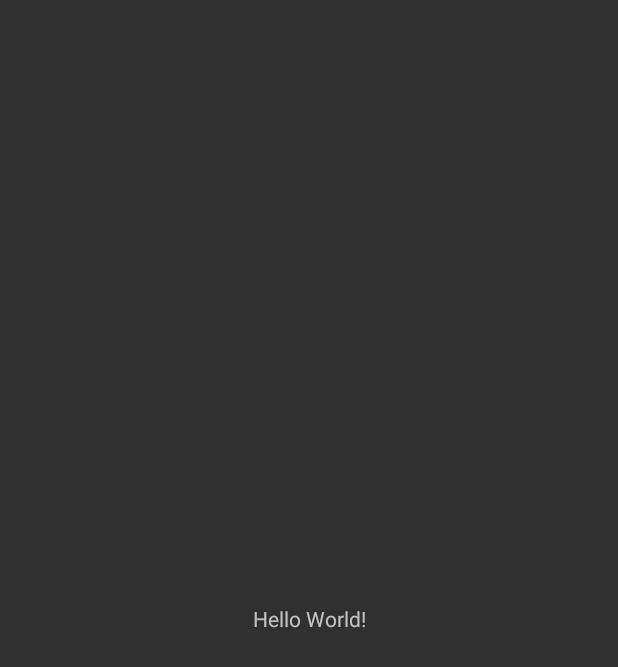
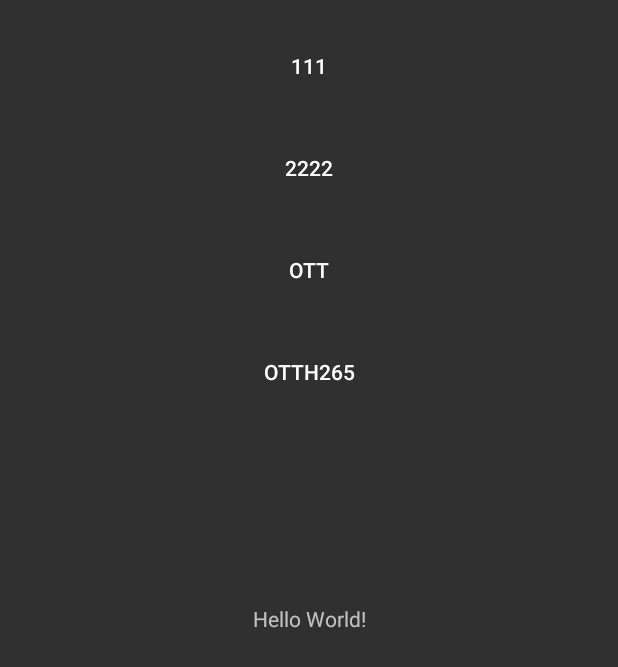
Before and after one commit to blantian/LJJLogger, an Android app: the screen it shows after launch (MainActivity), on a phone screen of 412 x 824 dp. Before the commit the part shown is almost empty. Shown: the top 667 px of the screen. Run offline under Robolectric (Android 15) with nearby library versions, the phone set to English and light mode, and no system bars.

Commit message:
添加测试数据

```diff
--- /dev/null
+++ b/app/src/main/java/com/mgtv/mglogger/AssetReader.java
@@ -0,0 +1,50 @@
+package com.mgtv.mglogger;
+
+import android.content.Context;
+import android.content.res.AssetManager;
+import android.util.Log;
+
+import java.io.BufferedReader;
+import java.io.IOException;
+import java.io.InputStream;
+import java.io.InputStreamReader;
+
+public class AssetReader {
+
+    private static final String TAG = "AssetReader";
+    private static final String DEFAULT_PATH = "txt/三国演义.txt";
+    private static final long   INTERVAL_MS  = 50L;
+
+    /** 在新线程读取并打印 */
+    public static Thread logTextFileAsync(Context ctx) {
+        return logTextFileAsync(ctx, DEFAULT_PATH);
+    }
+
+    public static Thread logTextFileAsync(Context ctx, String filePath) {
+        Thread t = new Thread(() -> readAndPrint(ctx, filePath), "AssetReaderThread");
+        t.start();
+        return t;
+    }
+
+    private static void readAndPrint(Context ctx, String filePath) {
+        AssetManager am = ctx.getAssets();
+        try (InputStream is = am.open(filePath);
+             BufferedReader br = new BufferedReader(new InputStreamReader(is, "UTF-8"))) {
+
+            String line;
+            int lineNum = 1;
+            while ((line = br.readLine()) != null) {
+                Log.d(TAG, "line " + lineNum++ + ": " + line);
+                try {
+                    Thread.sleep(INTERVAL_MS); // 每 20 ms 停顿
+                } catch (InterruptedException e) {
+                    Thread.currentThread().interrupt();
+                    break;
+                }
+            }
+
+        } catch (IOException e) {
+            Log.e(TAG, "Read asset failed: " + filePath, e);
+        }
+    }
+}
--- a/app/src/main/java/com/mgtv/mglogger/MainActivity.java
+++ b/app/src/main/java/com/mgtv/mglogger/MainActivity.java
@@ -1,6 +1,9 @@
 package com.mgtv.mglogger;
 import androidx.annotation.Nullable;
 import androidx.appcompat.app.AppCompatActivity;
+
+import android.content.Context;
+import android.content.res.AssetManager;
 import android.os.Bundle;
 import android.util.Log;
 
@@ -8,8 +11,16 @@ import com.mgtv.logger.kt.i.ILoggerStatus;
 import com.mgtv.logger.kt.log.Logger;
 import com.mgtv.logger.kt.log.MGLogger;
 
+import java.io.BufferedReader;
+import java.io.IOException;
+import java.io.InputStream;
+import java.io.InputStreamReader;
+
 
 public class MainActivity extends AppCompatActivity {
+
+    private static final String TAG = "MainActivity";
+    private Thread readThread;
 
     @Override
     protected void onCreate(@Nullable Bundle savedInstanceState) {
@@ -18,19 +29,25 @@ public class MainActivity extends AppCompatActivity {
         MGLogger.w("MainActivity onCreate", 3);
         new Thread(() -> {
             MGLogger.w("MainActivity onCreate", 1);
-//            for (int i = 0; i < 100; i++) {
-//                Log.w("Test", "Hello from Java " + i);
-//            }
         }).start();
 //        throw new RuntimeException("Test Crash");
 //        MGLogger.getSystemLogs(1);
+        readThread = AssetReader.logTextFileAsync(this); // 默认路径
         MGLogger.flush();
     }
+
 
 
     @Override
     protected void onPause() {
         super.onPause();
+        MGLogger.w("MainActivity onPause", 3);
         MGLogger.flush();
     }
+
+    @Override
+    protected void onDestroy() {
+        super.onDestroy();
+        if (readThread != null) readThread.interrupt();  // 防止泄漏
+    }
 }
--- a/app/src/main/java/com/mgtv/mglogger/MyApplication.java
+++ b/app/src/main/java/com/mgtv/mglogger/MyApplication.java
@@ -11,7 +11,7 @@ import java.io.File;
 
 public class MyApplication extends Application {
 
-    private static final String TAG = MyApplication.class.getName();
+    private static final String TAG = "MyApplication";
     private static final String FILE_NAME = "logan_v1";
 
     private String path;
--- /dev/null
+++ b/app/src/main/res/drawable/bg_selector.xml
@@ -0,0 +1,8 @@
+<?xml version="1.0" encoding="utf-8"?>
+<selector xmlns:android="http://schemas.android.com/apk/res/android">
+    <!-- 被选中或者获取焦点就用white_border,否则透明 -->
+    <item android:state_focused="true" android:drawable="@drawable/white_border"/>
+    <item android:state_selected="true" android:drawable="@drawable/white_border"/>
+    <item android:drawable="@android:color/transparent"/>
+    <!-- 默认透明 -->
+</selector>
--- /dev/null
+++ b/app/src/main/res/drawable/white_border.xml
@@ -0,0 +1,5 @@
+<?xml version="1.0" encoding="utf-8"?>
+<shape xmlns:android="http://schemas.android.com/apk/res/android">
+    <solid android:color="@android:color/transparent"/>
+    <stroke android:color="#FFFFFF" android:width="5dp"/>
+</shape>
--- a/app/src/main/res/layout/activity_main.xml
+++ b/app/src/main/res/layout/activity_main.xml
@@ -15,4 +15,48 @@
         app:layout_constraintStart_toStartOf="parent"
         app:layout_constraintTop_toTopOf="parent" />
 
+    <Button
+        android:id="@+id/h264"
+        android:text="111"
+        android:layout_marginTop="20dp"
+        app:layout_constraintRight_toRightOf="parent"
+        android:background="@drawable/bg_selector"
+        app:layout_constraintLeft_toLeftOf="parent"
+        app:layout_constraintTop_toTopOf="parent"
+        android:layout_width="wrap_content"
+        android:layout_height="wrap_content"/>
+
+    <Button
+        android:id="@+id/h265"
+        android:text="2222"
+        android:background="@drawable/bg_selector"
+        app:layout_constraintRight_toRightOf="parent"
+        app:layout_constraintLeft_toLeftOf="parent"
+        app:layout_constraintTop_toBottomOf="@id/h264"
+        android:layout_marginTop="20dp"
+        android:layout_width="wrap_content"
+        android:layout_height="wrap_content"/>
+    <Button
+        android:id="@+id/ott"
+        android:text="ott"
+        android:background="@drawable/bg_selector"
+        app:layout_constraintRight_toRightOf="parent"
+        app:layout_constraintLeft_toLeftOf="parent"
+        app:layout_constraintTop_toBottomOf="@id/h265"
+        android:layout_marginTop="20dp"
+        android:layout_width="wrap_content"
+        android:layout_height="wrap_content"/>
+    <Button
+        android:id="@+id/ott2"
+        android:text="ottH265"
+        android:background="@drawable/bg_selector"
+        app:layout_constraintRight_toRightOf="parent"
+        app:layout_constraintLeft_toLeftOf="parent"
+        app:layout_constraintTop_toBottomOf="@id/ott"
+        android:layout_marginTop="20dp"
+        android:layout_width="wrap_content"
+        android:layout_height="wrap_content"/>
+
+
+
 </androidx.constraintlayout.widget.ConstraintLayout>
--- a/build.gradle
+++ b/build.gradle
@@ -33,7 +33,7 @@ allprojects {
 ext {
 
     // SDK And Tools
-    minSdkVersion = 14 // <-- 保持 16
+    minSdkVersion = 16 // <-- 保持 16
     // 更新 target 和 compile SDK 版本
     targetSdkVersion = 33 // <-- 从 28 更新
     compileSdkVersion = 33 // <-- 从 28 更新
```
Also changed, not shown: 2 other files.
